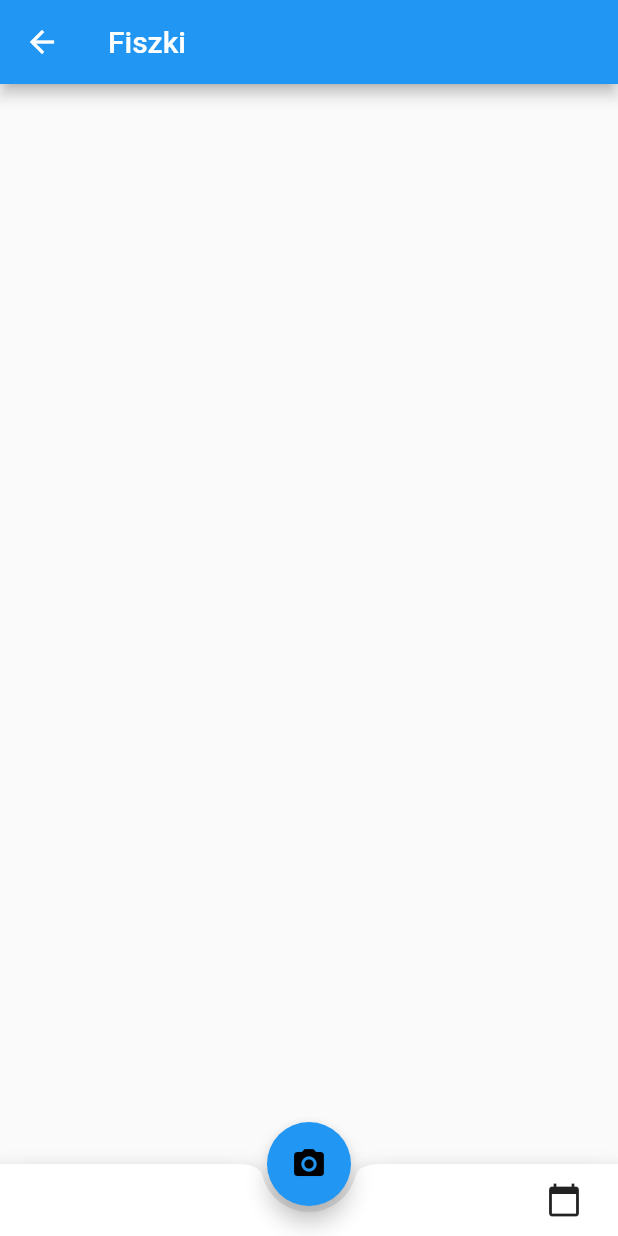
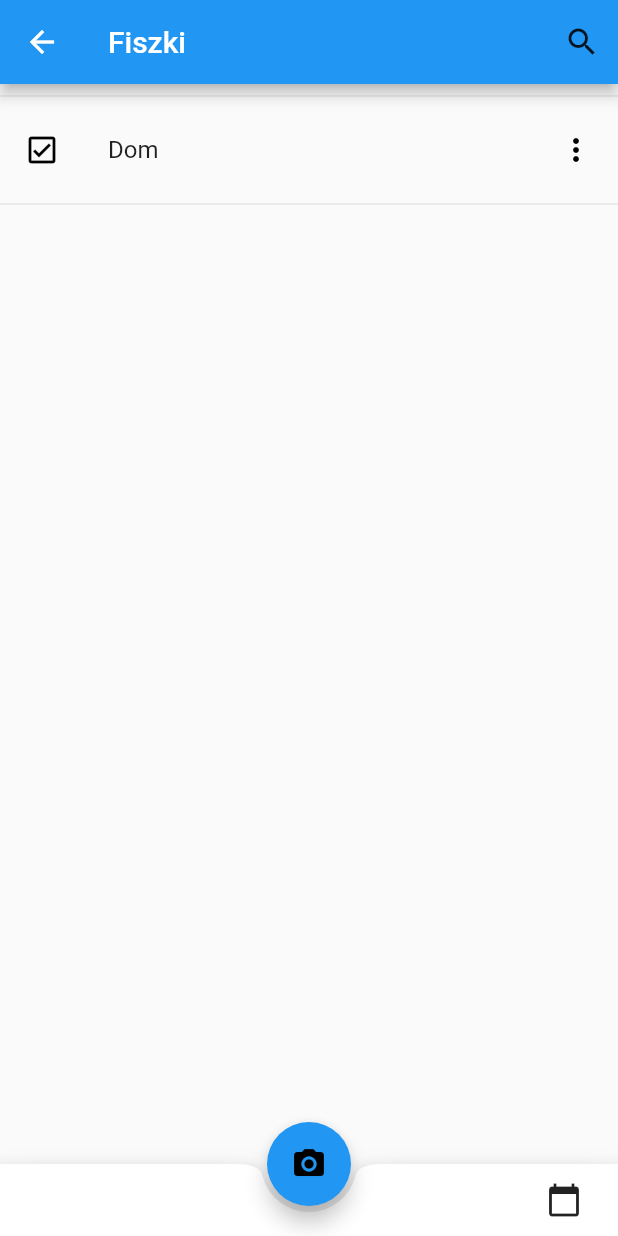
Before and after one commit to m-soltan/match_it, a Flutter app: the FlashcardsScreen screen opened directly, on a phone screen of 412 x 824 dp. Run offline on Flutter 3.47's test engine with Material 2 defaults, Android fonts, the phone set to English and light mode, and no system bars; our stand-ins replace image_picker.

Commit message:
add search button and single item

```diff
--- a/lib/flashcards_screen.dart
+++ b/lib/flashcards_screen.dart
@@ -2,6 +2,7 @@ import 'package:flutter/material.dart';
 import 'package:image_picker/image_picker.dart';
 
 import 'calendar_screen.dart';
+import 'search_screen.dart';
 
 class FlashcardsScreen extends StatelessWidget {
   @override
@@ -10,6 +11,38 @@ class FlashcardsScreen extends StatelessWidget {
       appBar: AppBar(
         leading: BackButton(),
         title: Text("Fiszki"),
+        actions: <Widget>[
+          IconButton(
+            icon: Icon(
+              Icons.search,
+              color: Theme.of(context).textTheme.bodyText2!.color,
+            ),
+            onPressed: () {
+              Navigator.of(context).push(
+                PageRouteBuilder(
+                  pageBuilder: (context, animation, secondaryAnimation) {
+                    return SearchScreen();
+                  },
+                  transitionsBuilder: _transitionsBuilder,
+                ),
+              );
+            },
+          ),
+        ],
+      ),
+      body: Column(
+        children: <Widget>[
+          Divider(),
+          ListTile(
+            leading: Icon(
+              Icons.check_box_outlined,
+              color: Colors.black,
+            ),
+            title: Text("Dom"),
+            trailing: Icon(Icons.more_vert, color: Colors.black),
+          ),
+          Divider(),
+        ],
       ),
       floatingActionButtonLocation: FloatingActionButtonLocation.centerDocked,
       floatingActionButton: FloatingActionButton(
```
